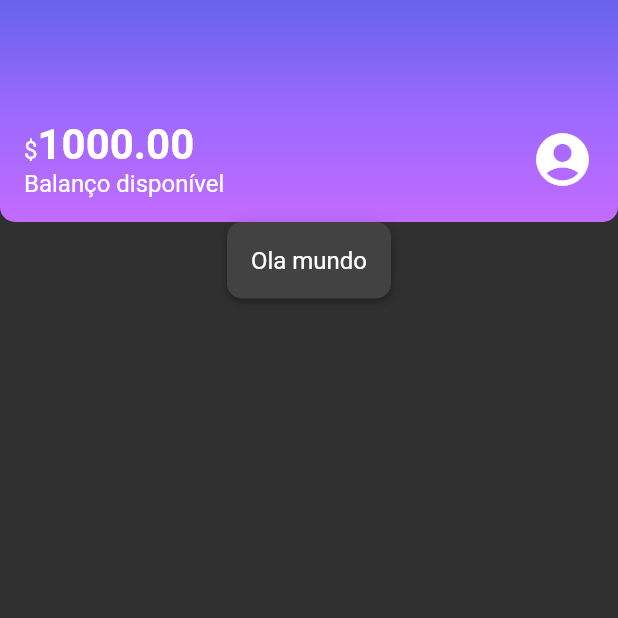
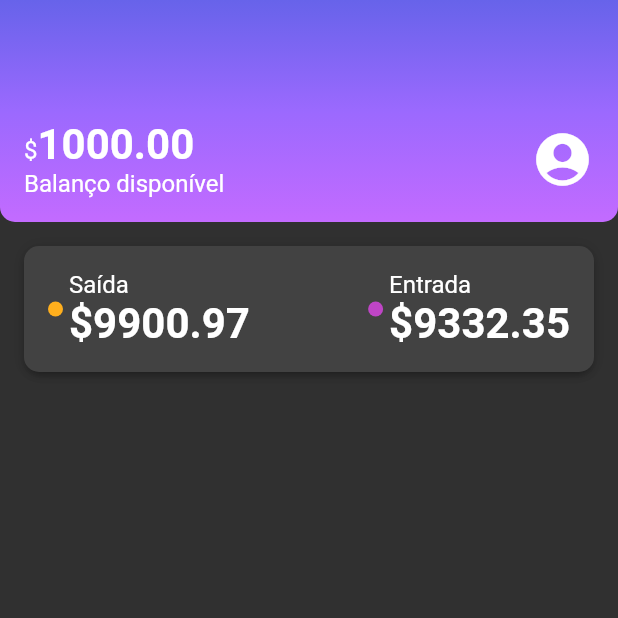
Before and after one commit to otaviohenrique1/alurabank, a Flutter app: the screen it shows after launch, on a phone screen of 412 x 824 dp, the top half of it. Run offline on Flutter 3.47's test engine with Material 2 defaults, Android fonts, the light colour scheme and no system bars.

Commit message:
commit 5

```diff
--- /dev/null
+++ b/lib/components/color_dot.dart
@@ -0,0 +1,22 @@
+import 'package:flutter/material.dart';
+
+class ColorDot extends StatelessWidget {
+  const ColorDot({
+    super.key,
+    required this.color,
+  });
+
+  final Color? color;
+
+  @override
+  Widget build(BuildContext context) {
+    return Container(
+      width: 10,
+      height: 10,
+      decoration: BoxDecoration(
+        color: color,
+        borderRadius: BorderRadius.circular(10),
+      ),
+    );
+  }
+}
--- /dev/null
+++ b/lib/components/content_division.dart
@@ -0,0 +1,16 @@
+import 'package:alurabank/themes/theme_colors.dart';
+import 'package:flutter/material.dart';
+
+class ContentDivision extends StatelessWidget {
+  const ContentDivision({super.key});
+
+  @override
+  Widget build(BuildContext context) {
+    return Container(
+      height: 1,
+      decoration: BoxDecoration(
+        border: Border.all(color: ThemeColors.division),
+      ),
+    );
+  }
+}
--- /dev/null
+++ b/lib/components/sections/recent_activity.dart
@@ -0,0 +1,69 @@
+import 'package:alurabank/components/box_card.dart';
+import 'package:alurabank/components/color_dot.dart';
+import 'package:alurabank/themes/theme_colors.dart';
+import 'package:flutter/material.dart';
+
+class RecentActivity extends StatelessWidget {
+  const RecentActivity({super.key});
+
+  @override
+  Widget build(BuildContext context) {
+    return const Padding(
+      padding: EdgeInsets.all(16),
+      child: BoxCard(boxContent: _RecentActivityContent()),
+    );
+  }
+}
+
+class _RecentActivityContent extends StatelessWidget {
+  const _RecentActivityContent({super.key});
+
+  @override
+  Widget build(BuildContext context) {
+    return Column(
+      children: [
+        Row(
+          mainAxisAlignment: MainAxisAlignment.spaceBetween,
+          children: [
+            Row(
+              children: [
+                Padding(
+                  padding: const EdgeInsets.only(right: 4),
+                  child: ColorDot(color: ThemeColors.recentActivity["spent"]),
+                ),
+                Column(
+                  crossAxisAlignment: CrossAxisAlignment.start,
+                  children: [
+                    const Text("Saída"),
+                    Text(
+                      "\$9900.97",
+                      style: Theme.of(context).textTheme.bodyLarge,
+                    ),
+                  ],
+                )
+              ],
+            ),
+            Row(
+              children: [
+                Padding(
+                  padding: const EdgeInsets.only(right: 4),
+                  child: ColorDot(color: ThemeColors.recentActivity["income"]),
+                ),
+                Column(
+                  crossAxisAlignment: CrossAxisAlignment.start,
+                  children: [
+                    const Text("Entrada"),
+                    Text(
+                      "\$9332.35",
+                      style: Theme.of(context).textTheme.bodyLarge,
+                    ),
+                  ],
+                )
+              ],
+            ),
+          ],
+        ),
+      ],
+    );
+  }
+}
--- a/lib/screens/home.dart
+++ b/lib/screens/home.dart
@@ -1,6 +1,6 @@
-import 'package:alurabank/components/box_card.dart';
+import 'package:flutter/material.dart';
 import 'package:alurabank/components/sections/header.dart';
-import 'package:flutter/material.dart';
+import 'package:alurabank/components/sections/recent_activity.dart';
 
 void main() {
   runApp(const Home());
@@ -11,14 +11,11 @@ class Home extends StatelessWidget {
 
   @override
   Widget build(BuildContext context) {
-    return Scaffold(
-      // appBar: AppBar(toolbarHeight: 0),
-      body: const Column(
+    return const Scaffold(
+      body: Column(
         children: [
           Header(),
-          BoxCard(
-            boxContent: Text("Ola mundo"),
-          ),
+          RecentActivity(),
         ],
       ),
     );
--- a/lib/themes/theme_colors.dart
+++ b/lib/themes/theme_colors.dart
@@ -7,4 +7,9 @@ class ThemeColors {
     Color.fromRGBO(155, 105, 254, 1),
     Color.fromRGBO(195, 107, 255, 1),
   ];
+  static const recentActivity = {
+    "spent": Color.fromRGBO(255, 175, 29, 1),
+    "income": Color.fromRGBO(191, 69, 198, 1),
+  };
+  static const division = Color.fromRGBO(166, 166, 166, 1);
 }
```
